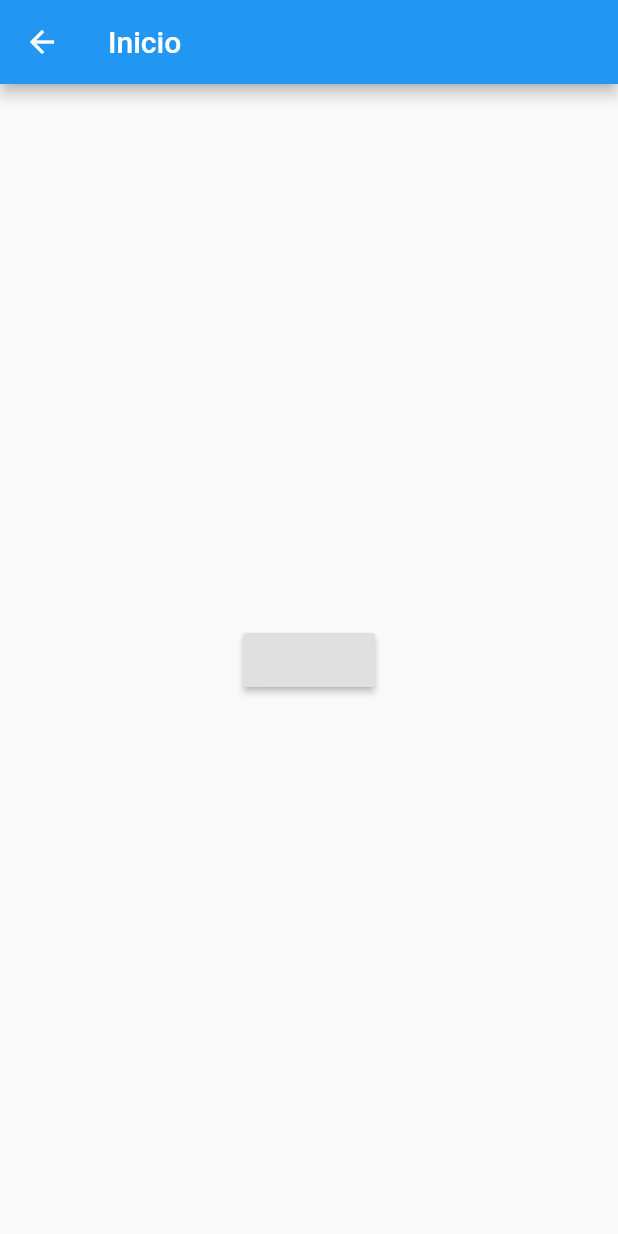
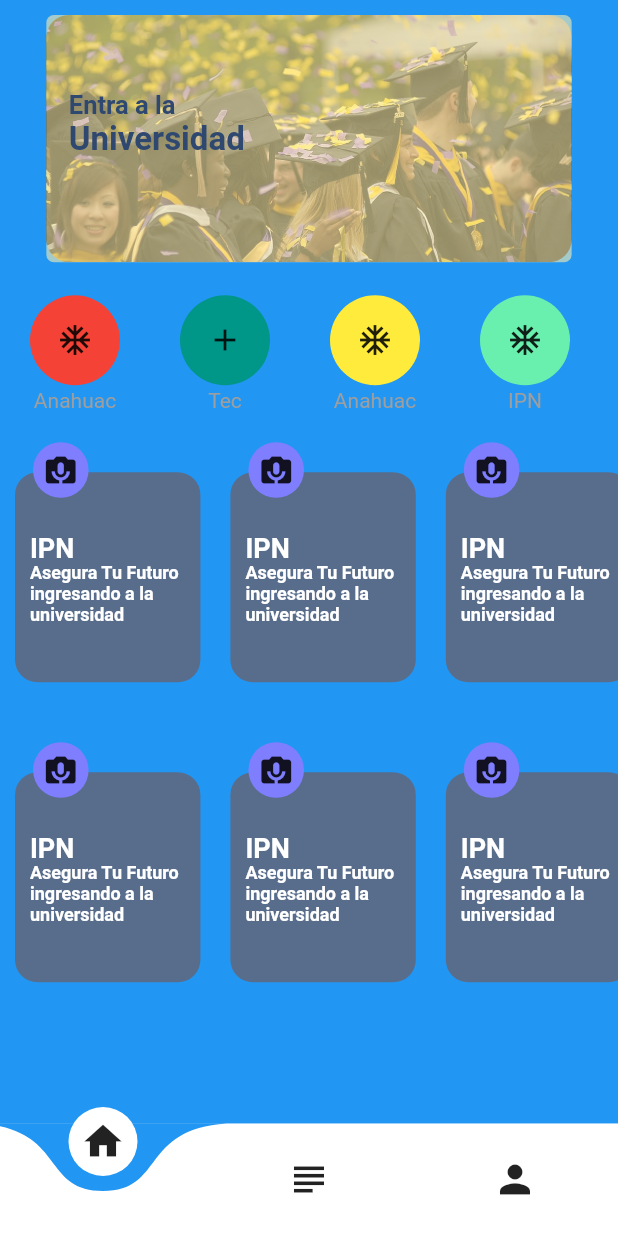
Before and after one commit to saulpsy24/firebase_provider, a Flutter app: the HomePage screen opened directly, on a phone screen of 412 x 824 dp. Run offline on Flutter 3.47's test engine with Material 2 defaults, Android fonts, the phone set to English and light mode, and no system bars; drawn by our look-alikes of curved_navigation_bar; our stand-ins replace firebase_auth, flutter_form_builder; accounts and stored records are empty.

Commit message:
agregando pantallas

```diff
--- /dev/null
+++ b/lib/pages/home/homepagecomponent/convocatoriacard.dart
@@ -0,0 +1,43 @@
+import 'package:flutter/material.dart';
+
+class CardConvo extends StatelessWidget {
+  @override
+  Widget build(BuildContext context) {
+    MediaQueryData queryData;
+    queryData = MediaQuery.of(context);
+    return Container(
+      margin: EdgeInsets.only(top: 10, left: 10),
+      child: Stack(
+        children: <Widget>[
+          Container(
+            width: queryData.size.width *.3,
+            height: queryData.size.height * .17,
+            margin: EdgeInsets.only(top: 20),
+            decoration: BoxDecoration(
+                color: Color.fromARGB(255, 88, 109, 140),
+                borderRadius: BorderRadius.circular(15)),
+          ),
+          Container(
+            width: queryData.size.width * .09,
+            height: queryData.size.width *.09,
+            margin: EdgeInsets.only(left: 12),
+            decoration: BoxDecoration(
+                shape: BoxShape.circle,
+                color: Color.fromRGBO(126, 126, 255, 1)),
+            child: Icon(Icons.perm_camera_mic),
+          ),
+          Container(
+            margin: EdgeInsets.only(top:60,left: 10),
+            child: Text("IPN", style: TextStyle(color: Colors.white,fontWeight: FontWeight.bold,fontSize: 18)),
+          ),
+           Container(
+            width: queryData.size.width *.3,
+            height: queryData.size.height *.09,
+            margin: EdgeInsets.only(top:80,left: 10),
+            child: Text("Asegura Tu Futuro ingresando a la universidad", style: TextStyle(color: Colors.white,fontWeight: FontWeight.bold,fontSize: 12)),
+          )
+        ],
+      ),
+    );
+  }
+}
--- /dev/null
+++ b/lib/pages/home/homepagecomponent/horizontalscroll.dart
@@ -0,0 +1,102 @@
+import 'package:flutter/material.dart';
+
+class Horizontalscroll extends StatelessWidget {
+  @override
+  Widget build(BuildContext context) {
+    return Container(
+      padding: EdgeInsets.only(top: 10),
+      height: 100,
+      child: ListView(
+        // This next line does the trick.
+        scrollDirection: Axis.horizontal,
+        children: <Widget>[
+          Column(
+            children: <Widget>[
+              Container(
+                margin: EdgeInsets.symmetric(horizontal: 20, vertical: 2),
+                width: 60.0,
+                height: 60,
+                decoration:
+                    BoxDecoration(color: Colors.red, shape: BoxShape.circle),
+                child: Icon(Icons.ac_unit),
+              ),
+              Text(
+                "Anahuac",
+                style: TextStyle(color: Colors.grey),
+              )
+            ],
+          ),
+          Column(
+            children: <Widget>[
+              Container(
+                margin: EdgeInsets.symmetric(horizontal: 20, vertical: 2),
+                width: 60.0,
+                height: 60,
+                decoration:
+                    BoxDecoration(color: Colors.teal, shape: BoxShape.circle),
+                child: Icon(Icons.add),
+              ),
+              Text(
+                "Tec",
+                style: TextStyle(color: Colors.grey),
+              )
+            ],
+          ),
+          Column(
+            children: <Widget>[
+              Container(
+                margin: EdgeInsets.symmetric(horizontal: 20, vertical: 2),
+                width: 60.0,
+                height: 60,
+                decoration:
+                    BoxDecoration(color: Colors.yellow, shape: BoxShape.circle),
+                child: Icon(Icons.ac_unit),
+              ),
+              Text(
+                "Anahuac",
+                style: TextStyle(color: Colors.grey),
+              )
+            ],
+          ),
+          Column(
+            children: <Widget>[
+              Container(
+                margin: EdgeInsets.symmetric(horizontal: 20, vertical: 2),
+                width: 60.0,
+                height: 60,
+                decoration:
+                    BoxDecoration(color: Colors.greenAccent, shape: BoxShape.circle),
+                child: Icon(Icons.ac_unit),
+              ),
+              Text(
+                "IPN",
+                style: TextStyle(color: Colors.grey),
+              )
+            ],
+          ),
+          Container(
+            margin: EdgeInsets.symmetric(horizontal: 20),
+            width: 60.0,
+            decoration:
+                BoxDecoration(color: Colors.pinkAccent, shape: BoxShape.circle),
+            child: Icon(Icons.ac_unit),
+          ),
+          Container(
+            width: 60.0,
+            margin: EdgeInsets.symmetric(horizontal: 20),
+            decoration:
+                BoxDecoration(color: Colors.green, shape: BoxShape.circle),
+            child: Icon(Icons.ac_unit),
+          ),
+          Container(
+            width: 60.0,
+            margin: EdgeInsets.symmetric(horizontal: 20),
+            decoration: BoxDecoration(
+                color: Colors.greenAccent, shape: BoxShape.circle),
+            child: Icon(Icons.ac_unit),
+          ),
+        ],
+      ),
+    );
+  }
+}
--- /dev/null
+++ b/lib/pages/home/homepagecomponent/hpcomponent.dart
@@ -0,0 +1,57 @@
+import 'package:flutter/material.dart';
+
+class BannerHP extends StatelessWidget {
+
+
+
+
+  @override
+  Widget build(BuildContext context) {
+    MediaQueryData queryData;
+    queryData = MediaQuery.of(context);
+    return Center(
+      child: Stack(
+        children: <Widget>[
+          Container(
+            margin: EdgeInsets.all(10),
+            decoration: BoxDecoration(
+                borderRadius: BorderRadius.circular(15),
+                image: DecorationImage(
+                    image: AssetImage("assets/graduated.jpg"),
+                    fit: BoxFit.cover)),
+            height: queryData.size.height * .2,
+            width: queryData.size.width * .85,
+          ),
+          Container(
+            margin: EdgeInsets.all(10),
+            decoration: BoxDecoration(
+                borderRadius: BorderRadius.circular(5),
+                color: Color.fromARGB(150, 255, 239, 173)),
+             height: queryData.size.height * .2,
+            width: queryData.size.width * .85,
+            child: Container(
+              padding: EdgeInsets.only(top: 50, left: 15),
+              child: Column(
+                crossAxisAlignment: CrossAxisAlignment.start,
+                children: <Widget>[
+                  Text(
+                    "Entra a la",
+                    style: TextStyle(
+                        fontSize: 17,
+                        fontWeight: FontWeight.bold,
+                        color: Color.fromARGB(255, 47, 72, 112)),
+                  ),
+                  Text("Universidad",
+                      style: TextStyle(
+                          fontSize: 22,
+                          fontWeight: FontWeight.bold,
+                          color: Color.fromARGB(255, 47, 72, 112)))
+                ],
+              ),
+            ),
+          ),
+        ],
+      ),
+    );
+  }
+}
--- /dev/null
+++ b/lib/pages/home/homepagecomponent/popular.dart
@@ -0,0 +1,19 @@
+
+import 'package:firebase_login_messages/pages/home/homepagecomponent/convocatoriacard.dart';
+import 'package:flutter/material.dart';
+
+class Popular extends StatelessWidget {
+  @override
+  Widget build(BuildContext context) {
+    return Container(
+      height: 200,
+      child: ListView(
+      scrollDirection: Axis.horizontal,
+      children: <Widget>[
+        CardConvo(),
+        CardConvo(),
+        CardConvo()
+      ],),
+    );
+  }
+}
--- /dev/null
+++ b/lib/pages/home/homepagecomponent/proximasconvocatorias.dart
@@ -0,0 +1,19 @@
+
+import 'package:firebase_login_messages/pages/home/homepagecomponent/convocatoriacard.dart';
+import 'package:flutter/material.dart';
+
+class ProximasConvocatorias extends StatelessWidget {
+  @override
+  Widget build(BuildContext context) {
+    return Container(
+      height: 180,
+      child: ListView(
+      scrollDirection: Axis.horizontal,
+      children: <Widget>[
+        CardConvo(),
+        CardConvo(),
+        CardConvo()
+      ],),
+    );
+  }
+}
--- /dev/null
+++ b/lib/pages/home/hometab.dart
@@ -0,0 +1,31 @@
+import 'package:firebase_login_messages/pages/home/homepagecomponent/hpcomponent.dart';
+import 'package:firebase_login_messages/pages/home/homepagecomponent/popular.dart';
+import './homepagecomponent/proximasconvocatorias.dart';
+import 'package:flutter/material.dart';
+
+import 'homepagecomponent/horizontalscroll.dart';
+
+class HomeTab extends StatelessWidget {
+  @override
+  Widget build(BuildContext context) {
+    MediaQueryData queryData = MediaQuery.of(context);
+
+    return Container(
+      color: Colors.blue,
+      width: queryData.size.width,
+      height: queryData.size.height,
+      child: SafeArea(
+        child: Container(
+
+        child: ListView(children: <Widget>[
+          BannerHP(),
+          Horizontalscroll(),
+          Popular(),
+          ProximasConvocatorias()
+        ],),
+      ),
+      )
+
+    );
+  }
+}
--- a/lib/pages/homepage.dart
+++ b/lib/pages/homepage.dart
@@ -1,49 +1,62 @@
+import 'package:firebase_login_messages/pages/home/hometab.dart';
 import 'package:firebase_login_messages/pages/loginpage.dart';
-import 'package:firebase_login_messages/pages/rootpage.dart';
+import 'package:curved_navigation_bar/curved_navigation_bar.dart';
+import 'package:firebase_login_messages/pages/profile/profiletab.dart';
 import 'package:flutter/material.dart';
 import 'package:provider/provider.dart';
 import './../providers/provider.dart';
 import 'package:firebase_auth/firebase_auth.dart';
 
 class HomePage extends StatelessWidget {
+  static const TextStyle optionStyle =
+      TextStyle(fontSize: 30, fontWeight: FontWeight.bold);
+
+
   @override
   Widget build(BuildContext context) {
     var loginstate = Provider.of<MyProvider>(context);
     final page = LoginPage();
-    void usuario () async {
+    void usuario() async {
       FirebaseUser user = await FirebaseAuth.instance.currentUser();
     }
 
     return Scaffold(
-      appBar: AppBar(
-        title: Text('Inicio'),
+      bottomNavigationBar: CurvedNavigationBar(
+        backgroundColor: Colors.blue,
+        items: <Widget>[
+          Icon(Icons.home, size: 30),
+          Icon(Icons.subject, size: 30),
+          Icon(Icons.person, size: 30),
+        ],
+        onTap: (index) {
+          loginstate.updateIndex = index;
+          //Handle button tap
+        },
       ),
-      body: SafeArea(
-        child: Container(
-          child: Center(
-            child: RaisedButton(
-                child: Text(''),
-                onPressed: () async {
-                  _logout(context).then((_) {
-                    final page = ChangeNotifierProvider(
-                        builder: (context) => MyProvider(), child: RootPage());
-                    Navigator.pushReplacement(
-                        context, MaterialPageRoute(builder: (context) => page));
-                  });
-                }),
-          ),
-        ),
+      body:
+         Container(
+          color: Colors.blue,
+          child:_selectPage(loginstate.selectedIndex)
+              ,
+
       ),
     );
   }
 
-  _logout(context) async {
-    var loginstate = Provider.of<MyProvider>(context);
-    var logout = await FirebaseAuth.instance.signOut().then((_) {
-      print('Salio exitosamente');
-      loginstate.updateLogin = false;
-    }).catchError((e) {
-      print('error al salir');
-    });
+  _selectPage (int indice) {
+    switch(indice){
+      case 0:
+      return HomeTab();
+      case 1:
+      return Container(color:Colors.blue , child: Center(child: Text('Cursos'),),);
+      case 2:
+      return ProfileTab();
+      default:
+      return Container(color:Colors.blue , child: Center(child: Text('Not valid'),),);
+    }
   }
+
+
+
+
 }
--- a/lib/pages/loginpage.dart
+++ b/lib/pages/loginpage.dart
@@ -12,16 +12,29 @@ class LoginPage extends StatelessWidget {
   @override
   Widget build(BuildContext context) {
     return Scaffold(
-      appBar: AppBar(
-        title: Text('login'),
-      ),
         body: ChangeNotifierProvider(
       builder: (context) => MyProvider(),
+      child: Container(
+        color: Colors.blue,
         child: SafeArea(
             child: ListView(children: <Widget>[
           Column(
             children: <Widget>[
-              FormBuilder(
+              Container(
+                margin: EdgeInsets.symmetric(vertical: MediaQuery.of(context).size.height * .1),
+                width: MediaQuery.of(context).size.width*.5,
+                height: MediaQuery.of(context).size.width*.5,
+                decoration:BoxDecoration(
+                  image: DecorationImage(
+                    image:AssetImage('assets/books.png')
+                  )
+                )
+              ),
+              Card(
+                  child: Container(
+
+                padding: EdgeInsets.only(left: 15, right: 15, bottom: 10),
+                child: FormBuilder(
                   key: _fbKey,
                   autovalidate: true,
                   child: Column(
@@ -51,10 +64,15 @@ class LoginPage extends StatelessWidget {
                     ],
                   ),
                 ),
-              Row(
+              )),
+              Column(
                 children: <Widget>[
                   MaterialButton(
-                    child: Text("Submit"),
+                    child: Text("Entrar"),
+                    color: Colors.yellow,
+                    shape: StadiumBorder(),
+
+
                     onPressed: () {
                       _fbKey.currentState.save();
                       if (_fbKey.currentState.validate()) {
@@ -66,8 +84,12 @@ class LoginPage extends StatelessWidget {
                   ),
                   MaterialButton(
                     child: Text("Registrar"),
+                    color: Colors.yellowAccent,
+                    shape: StadiumBorder(),
                     onPressed: () {
-                      final page = ChangeNotifierProvider(builder: (context)=>MyProvider(), child:RegisterPage());
+                      final page = ChangeNotifierProvider(
+                          builder: (context) => MyProvider(),
+                          child: RegisterPage());
                       Navigator.pushReplacement(context,
                           MaterialPageRoute(builder: (context) => page));
                     },
@@ -78,7 +100,7 @@ class LoginPage extends StatelessWidget {
           ),
         ])),
       ),
-    );
+    ));
   }
 
   Future<FirebaseUser> _handleSignIn(_email, _password, context) async {
--- /dev/null
+++ b/lib/pages/profile/profiletab.dart
@@ -0,0 +1,37 @@
+import 'package:firebase_auth/firebase_auth.dart';
+import 'package:firebase_login_messages/providers/provider.dart';
+import 'package:flutter/material.dart';
+import 'package:provider/provider.dart';
+
+class ProfileTab extends StatelessWidget {
+  @override
+  Widget build(BuildContext context) {
+    return Container(
+      color: Colors.blue,
+      child: SafeArea(
+        child: Container(
+          child: Center(
+            child: RaisedButton(
+              onPressed: (){
+                _logout(context);
+
+              },
+              child: Text('Log Out'),
+            ),
+          ),
+        ),
+      ),
+    );
+  }
+
+   _logout(context) async {
+    var loginstate = Provider.of<MyProvider>(context);
+    var logout = await FirebaseAuth.instance.signOut().then((_) {
+      print('Salio exitosamente');
+      loginstate.updateIndex =0;
+      loginstate.updateLogin = false;
+    }).catchError((e) {
+      print('error al salir');
+    });
+  }
+}
--- a/lib/providers/provider.dart
+++ b/lib/providers/provider.dart
@@ -2,8 +2,15 @@ import 'package:flutter/foundation.dart';
 
 class MyProvider with ChangeNotifier {
   bool _islogin = false;
+  int _selectedIndex = 0;
 
   bool get islogin => _islogin;
+  int get selectedIndex => _selectedIndex;
+
+  set updateIndex (int newindex){
+    _selectedIndex = newindex;
+    notifyListeners();
+  }
 
   set updateLogin(bool status) {
     _islogin = status;
--- a/pubspec.yaml
+++ b/pubspec.yaml
@@ -26,6 +26,7 @@ dependencies:
   firebase_auth: ^0.11.1
   flutter_form_builder: ^3.1.1
   provider: ^2.0.1
+  curved_navigation_bar: ^0.2.11
 
 dev_dependencies:
   flutter_test:
@@ -44,8 +45,9 @@ flutter:
   uses-material-design: true
 
   # To add assets to your application, add an assets section, like this:
-  # assets:
-  #  - images/a_dot_burr.jpeg
+  assets:
+   - assets/graduated.jpg
+   - assets/books.png
   #  - images/a_dot_ham.jpeg
 
   # An image asset can refer to one or more resolution-specific "variants", see
```
Also changed, not shown: assets/books.png (added), assets/graduated.jpg (added), pubspec.lock. Lines whose indentation alone changed are shown as unchanged.
